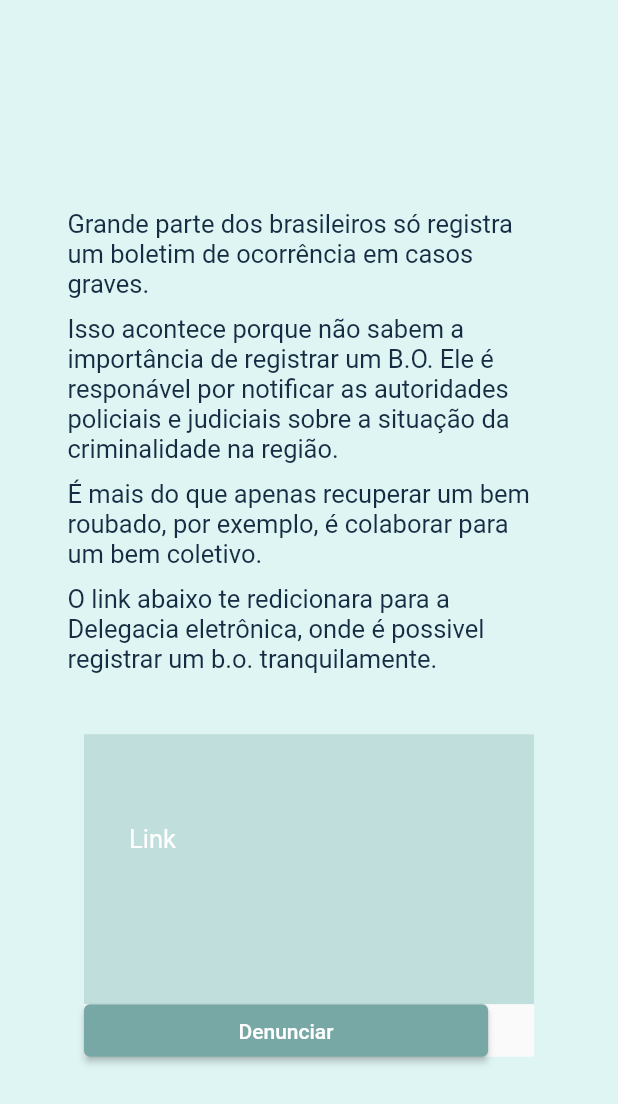
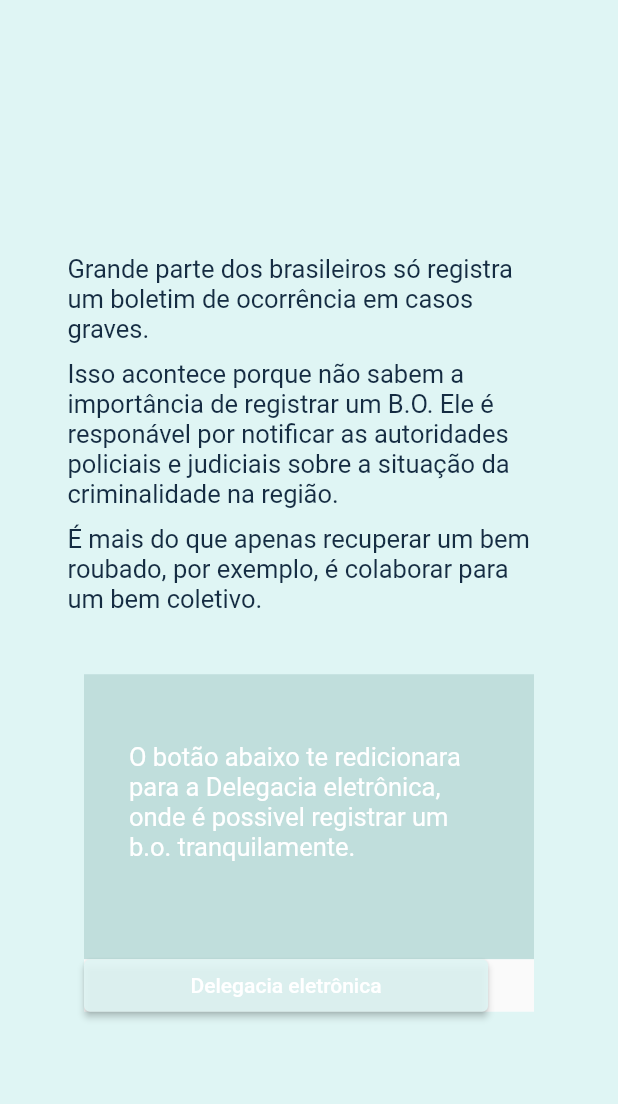
Before and after one commit to lavianii/Tcc-Front-End, a Flutter app: the TelaBoletimDeOcorrencia screen opened directly, on a phone screen of 412 x 824 dp. Shown: the top 1104 px of the screen. Run offline on Flutter 3.47's test engine with Material 2 defaults, Android fonts, the phone set to English and light mode, and no system bars.

Commit message:
cards com botoes finalizados

```diff
--- a/flutter_application/lib/components/TelaBoletimDeOcorrencia.dart
+++ b/flutter_application/lib/components/TelaBoletimDeOcorrencia.dart
@@ -4,7 +4,7 @@ import 'package:flutter_application/components/templates/TextoCardsDeInfo.dart';
 import '../components/templates/Cards.dart';
 import '../components/templates/Paragrafo.dart';
 import 'package:flutter_application/components/templates/BotaoPadrao.dart';
-import 'package:url_launcher/url_launcher.dart';
+//import 'package:url_launcher/url_launcher.dart';
 
 class TelaBoletimDeOcorrencia extends StatelessWidget {
   const TelaBoletimDeOcorrencia({
@@ -33,13 +33,10 @@ class TelaBoletimDeOcorrencia extends StatelessWidget {
                 texto:
                     'É mais do que apenas recuperar um bem roubado, por exemplo, é colaborar para um bem coletivo.',
                 padding: 5),
-            Paragrafo(
-              texto: 'O link abaixo te redicionara para a Delegacia eletrônica, onde é possivel registrar um b.o. tranquilamente.',
-              padding: 5),
 
             Cards(
               width: 300,
-              height: 180,
+              height: 190,
               color: 0xff77A8A6,
               opacity: 0.30,
               marginLeft: 0,
@@ -47,15 +44,15 @@ class TelaBoletimDeOcorrencia extends StatelessWidget {
               marginRight: 0,
               marginTop: 35,
               paddingLeft: 30,
-              paddingTop: 60,
+              paddingTop: 45,
               paddingRight: 30,
-              paddingBottom:60 ,
-              child: TextoCardsDeInfo(texto: 'Link')
+              paddingBottom:45 ,
+              child: TextoCardsDeInfo(texto: 'O botão abaixo te redicionara para a Delegacia eletrônica, onde é possivel registrar um b.o. tranquilamente.')
               ),
             Cards(
                 width: 300,
                 height: 35,
-                color: 0xff77A8A6,
+                color: 0xffffffff,
                 marginLeft: 0,
                 marginTop: 0,
                 marginRight: 0,
@@ -67,13 +64,14 @@ class TelaBoletimDeOcorrencia extends StatelessWidget {
                 opacity: 0,
                 child:
                   BotaoPadrao(
-                    paddingLeft: 103,
-                    paddingTop: 10,
-                    paddingRight: 103,
-                    paddingBottom: 10,
-                    colorBackground: 0xff77A8A6,
+                    paddingLeft: 71,
+                    paddingTop: 8,
+                    paddingRight: 71,
+                    paddingBottom: 8,
+                    colorBackground: 0xffDFF5F4,  /* ou (0xffffffff)*/
+                    opacity: 0.90,
                     colorText: 0xffffffff,
-                    text: 'Denunciar'
+                    text: 'Delegacia eletrônica'
               ),
             ),
           ],
--- a/flutter_application/lib/components/TelaDenuncia.dart
+++ b/flutter_application/lib/components/TelaDenuncia.dart
@@ -86,7 +86,8 @@ class TelaDenuncia extends StatelessWidget {
                     paddingTop: 10,
                     paddingRight: 103,
                     paddingBottom: 10,
-                    colorBackground: 0xff77A8A6,
+                    colorBackground: 0xffDFF5F4,
+                    opacity: 0.90,
                     colorText: 0xffffffff,
                     text: 'Denunciar',
 
--- a/flutter_application/lib/components/templates/BotaoPadrao.dart
+++ b/flutter_application/lib/components/templates/BotaoPadrao.dart
@@ -1,6 +1,6 @@
 import 'package:flutter/material.dart';
-import 'package:url_launcher/url_launcher.dart';
-import 'package:url_launcher/url_launcher_string.dart';
+/*import 'package:url_launcher/url_launcher.dart';
+import 'package:url_launcher/url_launcher_string.dart';*/
 
 class BotaoPadrao extends StatelessWidget {
   final double paddingLeft;
@@ -10,6 +10,7 @@ class BotaoPadrao extends StatelessWidget {
   final colorBackground;
   final colorText;
   final String text;
+  final opacity;
 
   const BotaoPadrao({
     Key? key,
@@ -20,6 +21,7 @@ class BotaoPadrao extends StatelessWidget {
     required this.colorBackground,
     required this.colorText,
     required this.text,
+    required this.opacity,
   }) : super(key: key);
 
   @override
@@ -33,7 +35,7 @@ class BotaoPadrao extends StatelessWidget {
             paddingRight,
             paddingBottom,
           ),
-          primary: Color(colorBackground),
+          primary: Color(colorBackground).withOpacity(opacity),
           onPrimary: Color(colorText),
         ),
         onPressed: (() {}),
--- a/flutter_application/lib/main.dart
+++ b/flutter_application/lib/main.dart
@@ -1,5 +1,7 @@
 import 'package:flutter/material.dart';
 import 'package:flutter_application/components/Login.dart';
+import 'package:flutter_application/components/TelaDenuncia.dart';
+import 'components/TelaBoletimDeOcorrencia.dart';
 
 void main() {
   runApp(
@@ -20,6 +22,6 @@ class MyApp extends StatefulWidget {
 class _MyAppState extends State<MyApp> {
   @override
   Widget build(BuildContext context) {
-    return const Login();
+    return const TelaDenuncia();
   }
 }
```
